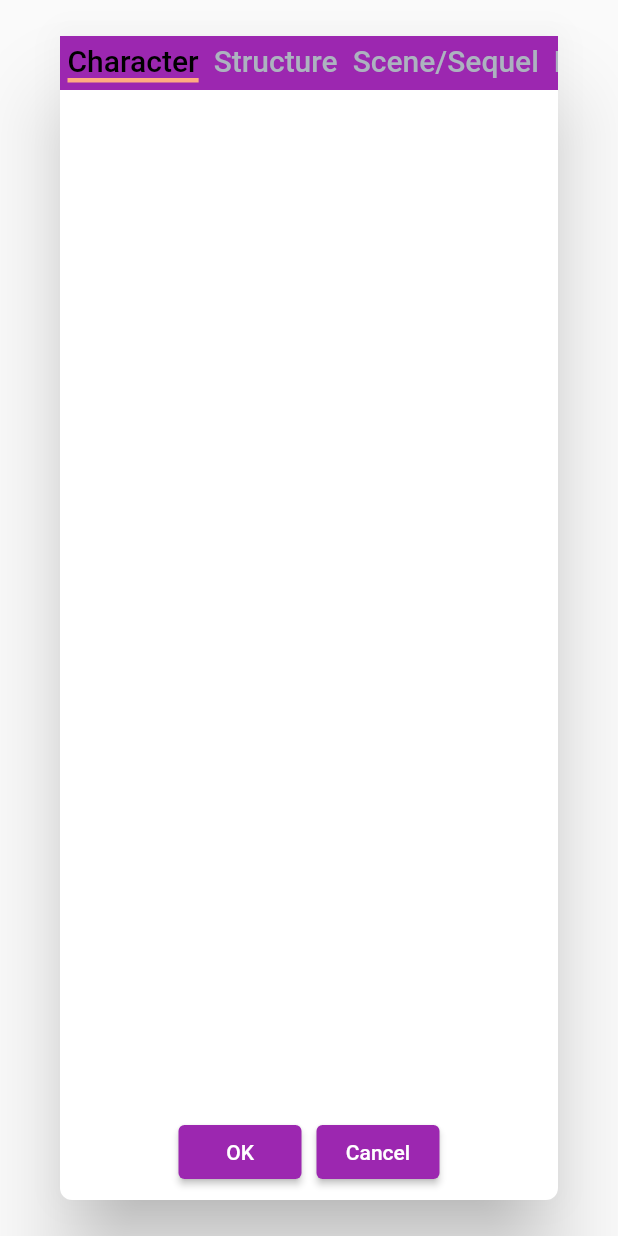
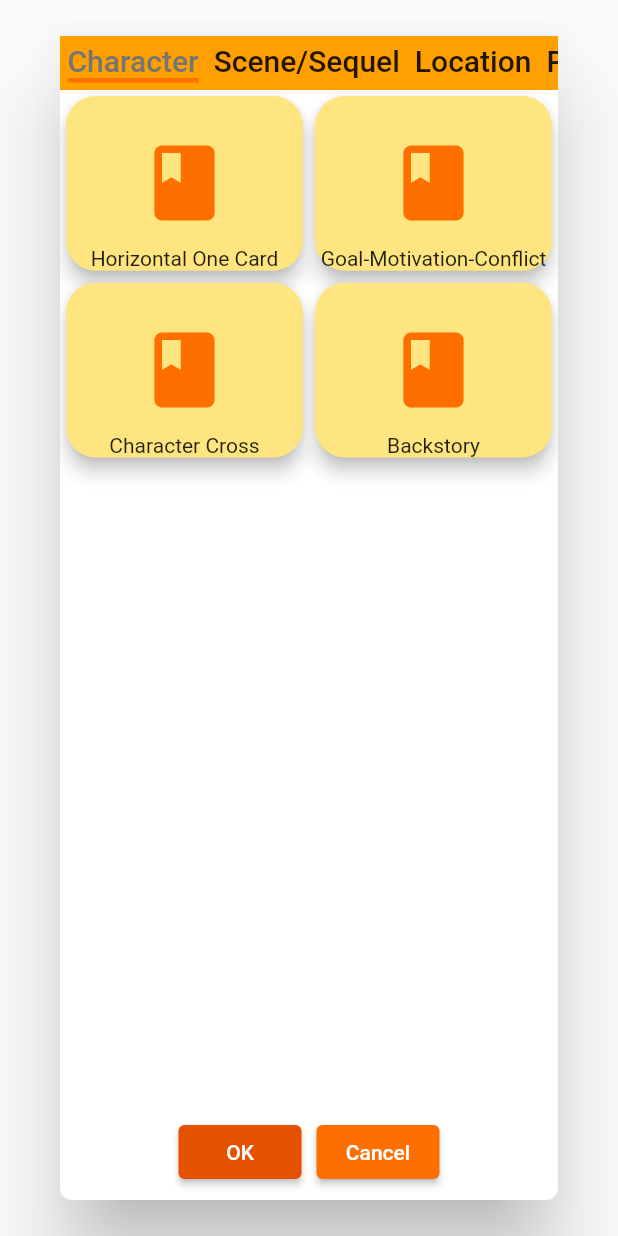
Before and after one commit to quasar-pankaj/tarot_stories, a Flutter app: the SpreadDialog widget shown alone on an empty page, opened directly, on a phone screen of 412 x 824 dp. Run offline on Flutter 3.47's test engine with Material 2 defaults, Android fonts, the phone set to English and light mode, and no system bars; our stand-ins replace flip_card, flutter_riverpod, freezed_annotation, sembast.

Commit message:
completed dialog grids.

```diff
--- a/lib/database/entities/enum_spread_category.dart
+++ b/lib/database/entities/enum_spread_category.dart
@@ -33,15 +33,19 @@ enum SpreadCategory {
     SpreadShape.horiz1,
     SpreadShape.relationship3Way,
     SpreadShape.relationship5Way,
-  ]);
+  ]),
+  all('All', SpreadShape.values);
 
   final String _name;
+  final List<SpreadShape> _spreads;
+
   const SpreadCategory(
     String name,
-    this.spreads,
-  ) : _name = name;
+    final List<SpreadShape> spreads,
+  )   : _name = name,
+        _spreads = spreads;
 
-  final List<SpreadShape> spreads;
+  List<SpreadShape> get spreads => _spreads;
 
   @override
   String toString() => _name;
--- a/lib/widgets/spread_dialog.dart
+++ b/lib/widgets/spread_dialog.dart
@@ -1,4 +1,6 @@
 import 'package:flutter/material.dart';
+
+import '../database/entities/enum_spread_category.dart';
 
 class SpreadDialog extends StatefulWidget {
   const SpreadDialog({super.key});
@@ -14,7 +16,8 @@ class _SpreadDialogState extends State<SpreadDialog>
   @override
   void initState() {
     super.initState();
-    _tabController = TabController(length: 6, vsync: this);
+    _tabController =
+        TabController(length: SpreadCategory.values.length, vsync: this);
   }
 
   @override
@@ -32,66 +35,65 @@ class _SpreadDialogState extends State<SpreadDialog>
       child: Column(
         children: [
           Container(
-            color: Colors.purple,
+            color: Colors.amber[700],
             child: TabBar(
               labelPadding: const EdgeInsets.all(5),
               labelStyle: const TextStyle(
-                color: Colors.white,
+                color: Colors.black,
                 fontSize: 20,
               ),
-              unselectedLabelColor: const Color(0xffacb3bf),
-              indicatorColor: const Color(0xFFffac81),
-              labelColor: Colors.black,
+              unselectedLabelColor: Colors.black87,
+              indicatorColor: Colors.amber[900],
+              labelColor: Colors.grey[600],
               indicatorSize: TabBarIndicatorSize.tab,
               indicatorWeight: 3.0,
               indicatorPadding: const EdgeInsets.all(5),
               isScrollable: true,
               controller: _tabController,
-              tabs: const [
-                Text('Character'),
-                Text('Structure'),
-                Text('Scene/Sequel'),
-                Text('Location'),
-                Text('Prop'),
-                Text('Relationship'),
-              ],
+              tabs: SpreadCategory.values
+                  .map(
+                    (category) => Text(
+                      category.toString(),
+                    ),
+                  )
+                  .toList(),
             ),
           ),
           Expanded(
             child: TabBarView(
               controller: _tabController,
-              children: [
-                GridView.extent(
-                  maxCrossAxisExtent: 200,
-                  childAspectRatio: 3 / 4,
+              children: SpreadCategory.values
+                  .map(
+                    (category) => GridView.extent(
+                      maxCrossAxisExtent: 250,
+                      childAspectRatio: 4 / 3,
                       shrinkWrap: true,
+                      children: category.spreads
+                          .map(
+                            (shape) => Card(
+                              elevation: 5.0,
+                              color: Colors.amberAccent[100],
+                              shape: RoundedRectangleBorder(
+                                borderRadius: BorderRadius.circular(20),
                               ),
-                GridView.extent(
-                  maxCrossAxisExtent: 200,
-                  childAspectRatio: 3 / 4,
-                  shrinkWrap: true,
+                              child: GridTile(
+                                footer: Center(
+                                  child: Text(
+                                    shape.toString(),
                                   ),
-                GridView.extent(
-                  maxCrossAxisExtent: 200,
-                  childAspectRatio: 3 / 4,
-                  shrinkWrap: true,
                                 ),
-                GridView.extent(
-                  maxCrossAxisExtent: 200,
-                  childAspectRatio: 3 / 4,
-                  shrinkWrap: true,
+                                child: Icon(
+                                  Icons.book,
+                                  size: 60.0,
+                                  color: Colors.amber[900],
                                 ),
-                GridView.extent(
-                  maxCrossAxisExtent: 200,
-                  childAspectRatio: 3 / 4,
-                  shrinkWrap: true,
                               ),
-                GridView.extent(
-                  maxCrossAxisExtent: 200,
-                  childAspectRatio: 3 / 4,
-                  shrinkWrap: true,
                             ),
-              ],
+                          )
+                          .toList(),
+                    ),
+                  )
+                  .toList(),
             ),
           ),
           Padding(
@@ -100,6 +102,10 @@ class _SpreadDialogState extends State<SpreadDialog>
               mainAxisAlignment: MainAxisAlignment.center,
               children: [
                 ElevatedButton(
+                  style: ButtonStyle(
+                    backgroundColor:
+                        MaterialStateProperty.all<Color>(Colors.orange[900]!),
+                  ),
                   onPressed: () {},
                   child: const SizedBox(
                     width: 50,
@@ -112,6 +118,10 @@ class _SpreadDialogState extends State<SpreadDialog>
                   width: 10,
                 ),
                 ElevatedButton(
+                  style: ButtonStyle(
+                    backgroundColor:
+                        MaterialStateProperty.all<Color>(Colors.amber[900]!),
+                  ),
                   onPressed: () => Navigator.pop(context),
                   child: const SizedBox(
                     width: 50,
```
Lines whose indentation alone changed are shown as unchanged.
